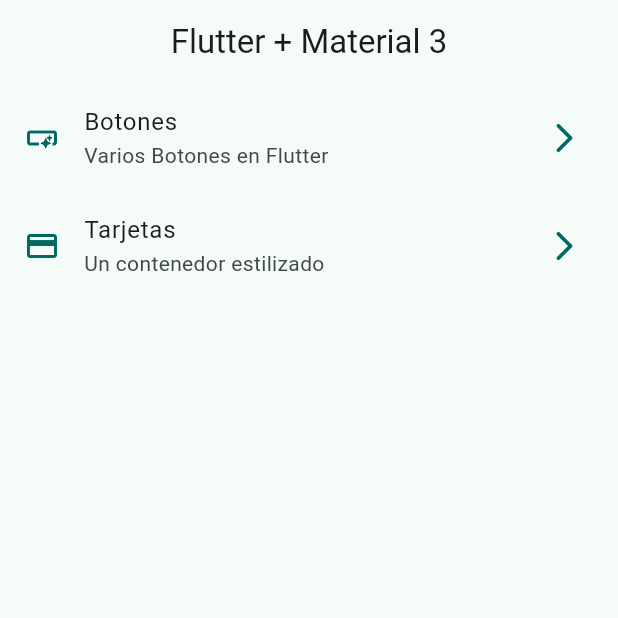
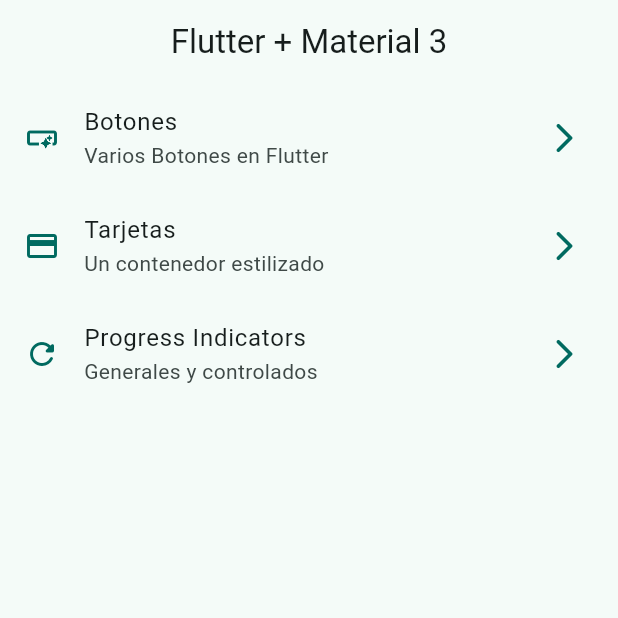
Before and after one commit to SebastianCaracuel/Flutter-Mobile-Beginner-to-Expert, a Flutter app: the screen it shows after launch, on a phone screen of 412 x 824 dp, the top half of it. Run offline on Flutter 3.47's test engine with Material 3 defaults, Android fonts, the phone set to English and light mode, and no system bars; our stand-ins replace animate_do, dio, go_router, video_player.

Commit message:
Add new component in menu
Añadimos el Tercer Widget a utilizar en nuestro menú. Este es el Progress Indicator, definimos su titulo, el subtitulo, su path, y también su Icono para ser identificado.

```diff
--- a/06_Widgets_app/w_app/lib/config/menu/menu_items.dart
+++ b/06_Widgets_app/w_app/lib/config/menu/menu_items.dart
@@ -33,4 +33,11 @@ const appMenuItems = <MenuItem>[
       subTitle: 'Un contenedor estilizado',
       link: '/cards',
       icon: Icons.credit_card),
+
+  //Tercer Widgets a utilizar - ProgressIndicators
+  MenuItem(
+      title: 'Progress Indicators',
+      subTitle: 'Generales y controlados',
+      link: '/progress',
+      icon: Icons.refresh_rounded),
 ];
```
